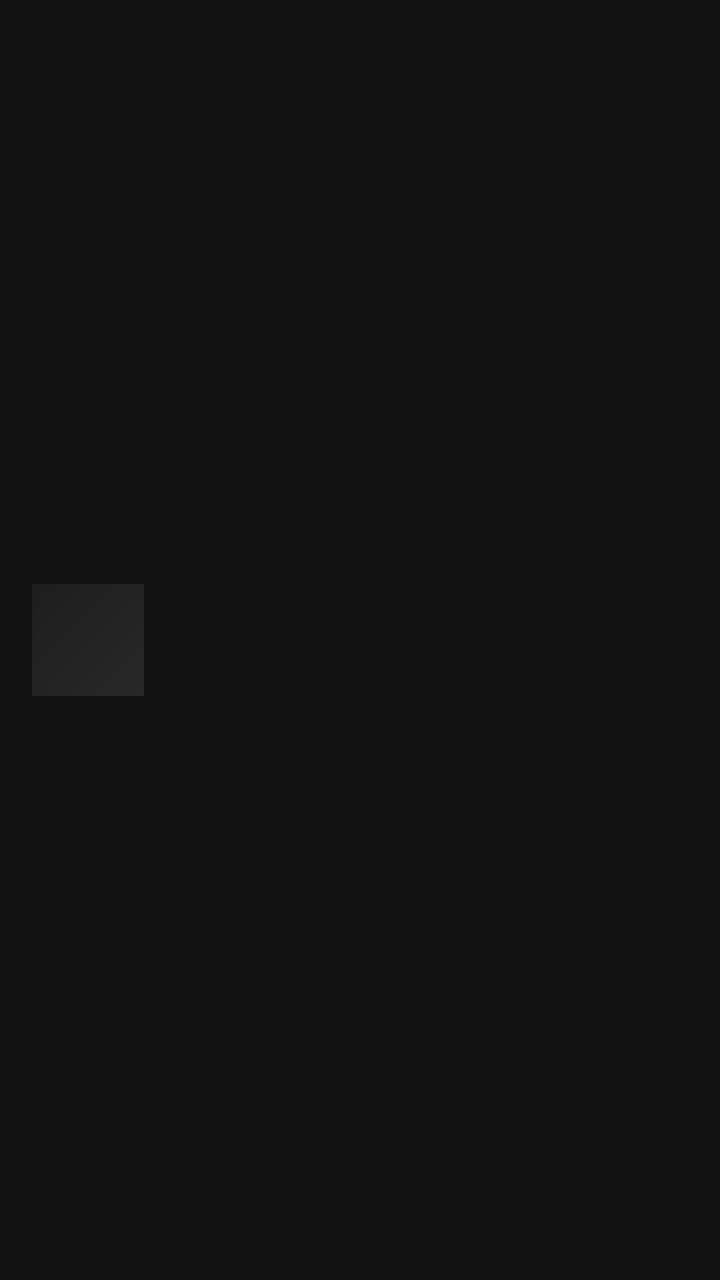
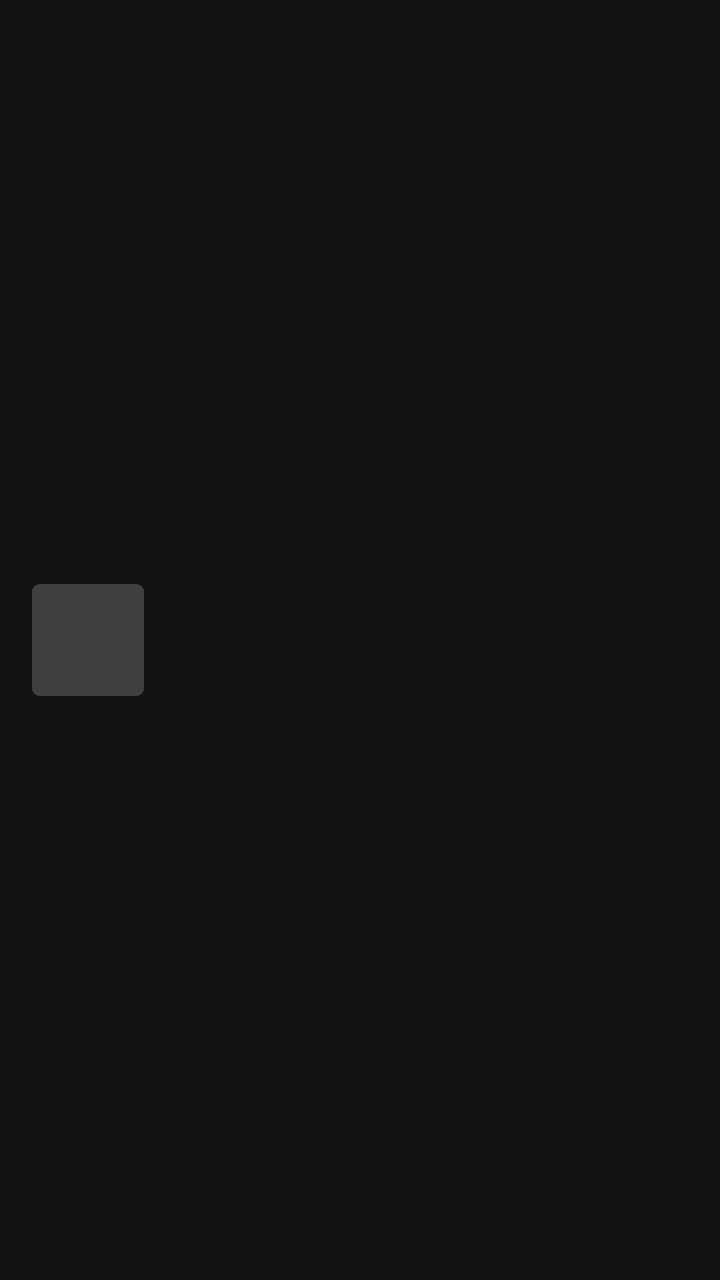

The first picture is an Android layout as it rendered before a commit; the second is the same layout after the commit. The layout source and the unified diff follow.
<!-- AndroidManifest.xml: application theme Theme.MusicStreamingApp -->
<!-- res/layout/item_playlist_list.xml -->
<?xml version="1.0" encoding="utf-8"?>
<androidx.constraintlayout.widget.ConstraintLayout
    xmlns:android="http://schemas.android.com/apk/res/android"
    xmlns:app="http://schemas.android.com/apk/res-auto"
    android:layout_width="match_parent"
    android:layout_height="wrap_content"
    android:paddingHorizontal="16dp"
    android:paddingVertical="8dp"
    android:clickable="true"
    android:focusable="true"
    android:foreground="?attr/selectableItemBackground">

    <ImageView
        android:id="@+id/iv_cover"
        android:layout_width="@dimen/playlist_cover"
        android:layout_height="@dimen/playlist_cover"
        android:scaleType="centerCrop"
        android:background="@drawable/placeholder_gradient"
        app:layout_constraintBottom_toBottomOf="parent"
        app:layout_constraintStart_toStartOf="parent"
        app:layout_constraintTop_toTopOf="parent"/>

    <TextView
        android:id="@+id/tv_name"
        android:layout_width="0dp"
        android:layout_height="wrap_content"
        android:layout_marginStart="12dp"
        android:ellipsize="end"
        android:maxLines="1"
        android:textColor="@color/accent_white"
        android:textSize="15sp"
        android:textStyle="bold"
        app:layout_constraintBottom_toTopOf="@id/tv_count"
        app:layout_constraintEnd_toEndOf="parent"
        app:layout_constraintStart_toEndOf="@id/iv_cover"
        app:layout_constraintTop_toTopOf="parent"
        app:layout_constraintVertical_chainStyle="packed"/>

    <TextView
        android:id="@+id/tv_count"
        android:layout_width="0dp"
        android:layout_height="wrap_content"
        android:layout_marginStart="12dp"
        android:layout_marginTop="2dp"
        android:textColor="@color/text_secondary"
        android:textSize="13sp"
        app:layout_constraintBottom_toBottomOf="parent"
        app:layout_constraintEnd_toEndOf="parent"
        app:layout_constraintStart_toEndOf="@id/iv_cover"
        app:layout_constraintTop_toBottomOf="@id/tv_name"/>

</androidx.constraintlayout.widget.ConstraintLayout>
<!-- resources referenced by this layout -->
<resources>
  <color name="accent_white">#FFFFFF</color>
  <color name="text_secondary">#B3B3B3</color>
  <dimen name="playlist_cover">56dp</dimen>
  <!-- drawable placeholder_gradient (drawable) -->
  <?xml version="1.0" encoding="utf-8"?>
  <shape xmlns:android="http://schemas.android.com/apk/res/android"
      android:shape="rectangle">
      <gradient
          android:angle="135"
          android:startColor="#282828"
          android:endColor="#1E1E1E"
          android:type="linear" />
  </shape>
  <style name="Theme.MusicStreamingApp" parent="Theme.MaterialComponents.DayNight.NoActionBar">
          <item name="colorPrimary">@color/spotify_green</item>
          <item name="colorPrimaryDark">@color/spotify_black</item>
          <item name="colorAccent">@color/spotify_green</item>
          <item name="android:windowBackground">@color/spotify_black</item>
          <item name="android:statusBarColor">@color/spotify_black</item>
          <item name="android:navigationBarColor">@color/spotify_dark</item>
          <item name="android:textColor">@color/spotify_white</item>
          <item name="android:textColorPrimary">@color/spotify_white</item>
          <item name="android:textColorSecondary">@color/spotify_gray</item>
          <item name="android:fontFamily">@font/montserrat</item>
          <item name="fontFamily">@font/montserrat</item>
          <item name="android:windowDrawsSystemBarBackgrounds">true</item>
          <item name="android:windowLightStatusBar">false</item>
          <item name="android:windowTranslucentStatus">false</item>
          <item name="android:windowTranslucentNavigation">false</item>
          <item name="android:colorControlHighlight">#33FFFFFF</item>
          <item name="bottomNavigationStyle">@style/BottomNavStyle</item>
      </style>
  <color name="spotify_green">#1DB954</color>
  <color name="spotify_black">#121212</color>
  <color name="spotify_dark">#191414</color>
  <color name="spotify_white">#FFFFFF</color>
  <color name="spotify_gray">#B3B3B3</color>
  <style name="BottomNavStyle" parent="Widget.MaterialComponents.BottomNavigationView">
          <item name="android:background">@color/spotify_dark</item>
          <item name="itemIconTint">@color/bottom_nav_tint</item>
          <item name="itemTextColor">@color/bottom_nav_tint</item>
          <item name="elevation">8dp</item>
      </style>
</resources>

<!-- the commit's change to res/layout/item_playlist_list.xml (unified diff, before → after) -->
@@ -10,12 +10,13 @@
     android:focusable="true"
     android:foreground="?attr/selectableItemBackground">
 
-    <ImageView
+    <com.google.android.material.imageview.ShapeableImageView
         android:id="@+id/iv_cover"
         android:layout_width="@dimen/playlist_cover"
         android:layout_height="@dimen/playlist_cover"
         android:scaleType="centerCrop"
-        android:background="@drawable/placeholder_gradient"
+        android:background="@color/spotify_elevated"
+        app:shapeAppearanceOverlay="@style/ShapeAppearance.Spotify.Rounded4"
         app:layout_constraintBottom_toBottomOf="parent"
         app:layout_constraintStart_toStartOf="parent"
         app:layout_constraintTop_toTopOf="parent"/>
<!-- resource entries referenced after the edit -->
@@ -1,18 +1,13 @@
 <!-- resources referenced by this layout -->
 <resources>
   <color name="accent_white">#FFFFFF</color>
+  <color name="spotify_elevated">#3E3E3E</color>
   <color name="text_secondary">#B3B3B3</color>
   <dimen name="playlist_cover">56dp</dimen>
-  <!-- drawable placeholder_gradient (drawable) -->
-  <?xml version="1.0" encoding="utf-8"?>
-  <shape xmlns:android="http://schemas.android.com/apk/res/android"
-      android:shape="rectangle">
-      <gradient
-          android:angle="135"
-          android:startColor="#282828"
-          android:endColor="#1E1E1E"
-          android:type="linear" />
-  </shape>
+  <style name="ShapeAppearance.Spotify.Rounded4" parent="">
+          <item name="cornerFamily">rounded</item>
+          <item name="cornerSize">4dp</item>
+      </style>
   <style name="Theme.MusicStreamingApp" parent="Theme.MaterialComponents.DayNight.NoActionBar">
           <item name="colorPrimary">@color/spotify_green</item>
           <item name="colorPrimaryDark">@color/spotify_black</item>
